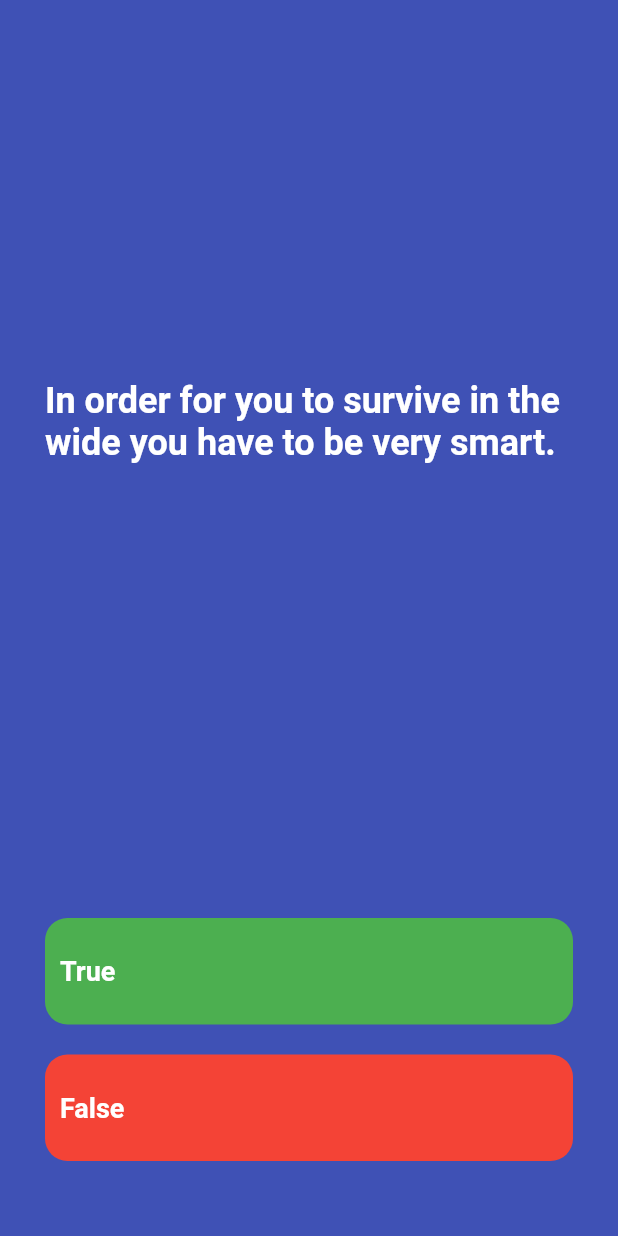
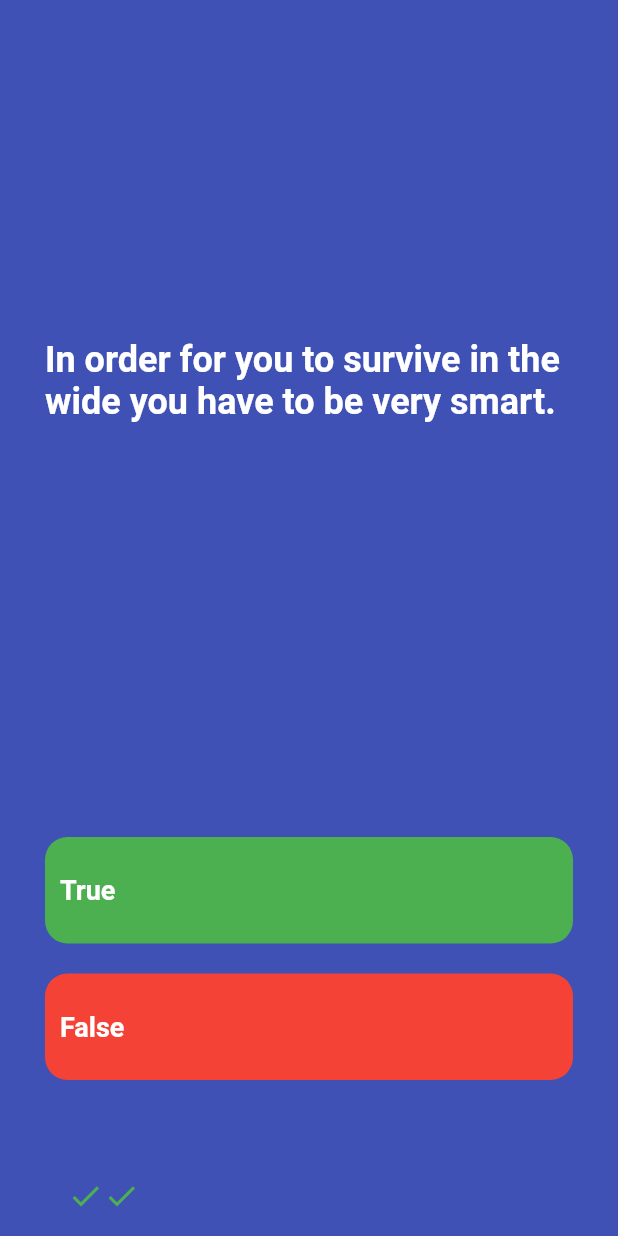
Before and after one commit to sammyodiagbe/quizler, a Flutter app: the screen it shows after launch, after a tap on "True", after a tap on "False", on a phone screen of 412 x 824 dp. Run offline on Flutter 3.47's test engine with Material 2 defaults, Android fonts, the phone set to English and light mode, and no system bars.

Commit message:
finishing up

```diff
--- a/lib/main.dart
+++ b/lib/main.dart
@@ -28,6 +28,26 @@ class Quizzler extends StatefulWidget {
 
 class _QuizzlerState extends State<Quizzler> {
   final quizbrain = Quizbrain();
+  List<Icon> scoreKeeper = [];
+
+  void checkAnser(bool userAnswer) {
+    setState(
+      () {
+        if (quizbrain.checkIndex()) {
+          if (quizbrain.checkAnswer(userAnswer)) {
+            scoreKeeper.add(Icon(
+              Icons.check,
+              color: Colors.green,
+            ));
+          } else {
+            scoreKeeper.add(Icon(Icons.close, color: Colors.red));
+          }
+        }
+        quizbrain.nextQuestion();
+      },
+    );
+  }
+
   @override
   Widget build(BuildContext context) {
     return Container(
@@ -52,9 +72,7 @@ class _QuizzlerState extends State<Quizzler> {
               children: [
                 GestureDetector(
                   onTap: () {
-                    setState(() {
-                      quizbrain.nextQuestion();
-                    });
+                    checkAnser(true);
                   },
                   child: Container(
                     margin: EdgeInsets.symmetric(vertical: 10),
@@ -72,9 +90,7 @@ class _QuizzlerState extends State<Quizzler> {
                 ),
                 GestureDetector(
                   onTap: () {
-                    setState(() {
-                      quizbrain.nextQuestion();
-                    });
+                    checkAnser(false);
                   },
                   child: Container(
                     margin: EdgeInsets.symmetric(vertical: 10),
@@ -94,6 +110,12 @@ class _QuizzlerState extends State<Quizzler> {
                 ),
               ],
             ),
+          ),
+          Container(
+            padding: EdgeInsets.all(15),
+            child: Row(
+              children: scoreKeeper,
+            ),
           )
         ],
       ),
--- a/lib/models/quizbrain.dart
+++ b/lib/models/quizbrain.dart
@@ -23,6 +23,10 @@ class Quizbrain {
     }
   }
 
+  bool checkIndex() {
+    return _quizIndex < _questionLists.length;
+  }
+
   bool checkAnswer(bool userAnswer) {
     bool questionAsnwer = _questionLists[_quizIndex].questionAnswer;
     return questionAsnwer == userAnswer;
```
